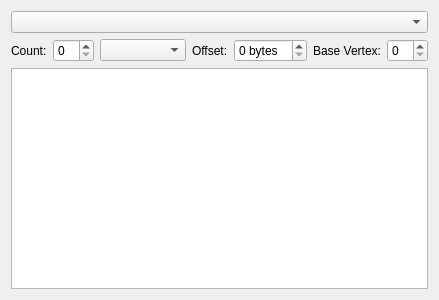
Old version of the form src/vogleditor/vogleditor_qvertexarrayexplorer.ui in the repository ValveSoftware/vogl.
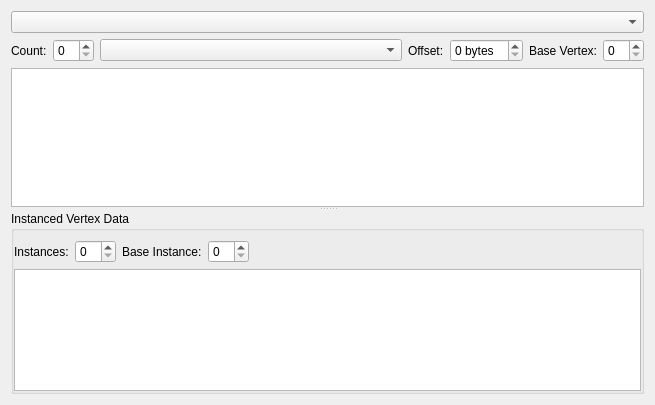
New version of the form.

Commit message: UI: VertexArrayExplorer now supports per-instance data * A second table has been to the lower half of the explorer (only visible if per-instance data is being used) * Instance count and baseInstance can be adjusted by the user for visualization purposes * Updated parameter for baseVertex to reflect that it should be an int and not uint * Added gl*BaseInstance draw calls to be able to update the UI (Note that these are GL4.x features and vogl may not yet fully support them) * Added additional draw calls that will need to be handled by the UI to the TODO list

```diff
--- a/src/vogleditor/vogleditor_qvertexarrayexplorer.ui
+++ b/src/vogleditor/vogleditor_qvertexarrayexplorer.ui
@@ -6,8 +6,8 @@
    <rect>
     <x>0</x>
     <y>0</y>
-    <width>439</width>
-    <height>300</height>
+    <width>655</width>
+    <height>405</height>
    </rect>
   </property>
   <property name="windowTitle">
@@ -79,7 +79,81 @@
     </layout>
    </item>
    <item>
-    <widget class="QTableWidget" name="vertexTableWidget"/>
+    <widget class="QSplitter" name="splitter">
+     <property name="orientation">
+      <enum>Qt::Vertical</enum>
+     </property>
+     <widget class="QTableWidget" name="vertexTableWidget">
+      <property name="sizePolicy">
+       <sizepolicy hsizetype="Expanding" vsizetype="Expanding">
+        <horstretch>0</horstretch>
+        <verstretch>1</verstretch>
+       </sizepolicy>
+      </property>
+     </widget>
+     <widget class="QGroupBox" name="instancedVertexDataGroupBox">
+      <property name="sizePolicy">
+       <sizepolicy hsizetype="Preferred" vsizetype="Preferred">
+        <horstretch>0</horstretch>
+        <verstretch>1</verstretch>
+       </sizepolicy>
+      </property>
+      <property name="title">
+       <string>Instanced Vertex Data</string>
+      </property>
+      <layout class="QVBoxLayout" name="verticalLayout_2">
+       <property name="leftMargin">
+        <number>0</number>
+       </property>
+       <property name="rightMargin">
+        <number>0</number>
+       </property>
+       <property name="bottomMargin">
+        <number>0</number>
+       </property>
+       <item>
+        <layout class="QHBoxLayout" name="horizontalLayout_2">
+         <item>
+          <widget class="QLabel" name="label_4">
+           <property name="text">
+            <string>Instances:</string>
+           </property>
+          </widget>
+         </item>
+         <item>
+          <widget class="QSpinBox" name="instanceCountSpinBox"/>
+         </item>
+         <item>
+          <widget class="QLabel" name="label_5">
+           <property name="text">
+            <string>Base Instance:</string>
+           </property>
+          </widget>
+         </item>
+         <item>
+          <widget class="QSpinBox" name="baseInstanceSpinBox"/>
+         </item>
+         <item>
+          <spacer name="horizontalSpacer">
+           <property name="orientation">
+            <enum>Qt::Horizontal</enum>
+           </property>
+           <property name="sizeHint" stdset="0">
+            <size>
+             <width>40</width>
+             <height>20</height>
+            </size>
+           </property>
+          </spacer>
+         </item>
+        </layout>
+       </item>
+       <item>
+        <widget class="QTableWidget" name="instancedVertexTableWidget"/>
+       </item>
+      </layout>
+     </widget>
+    </widget>
    </item>
   </layout>
  </widget>
```
The commit also changes 3 other files.
